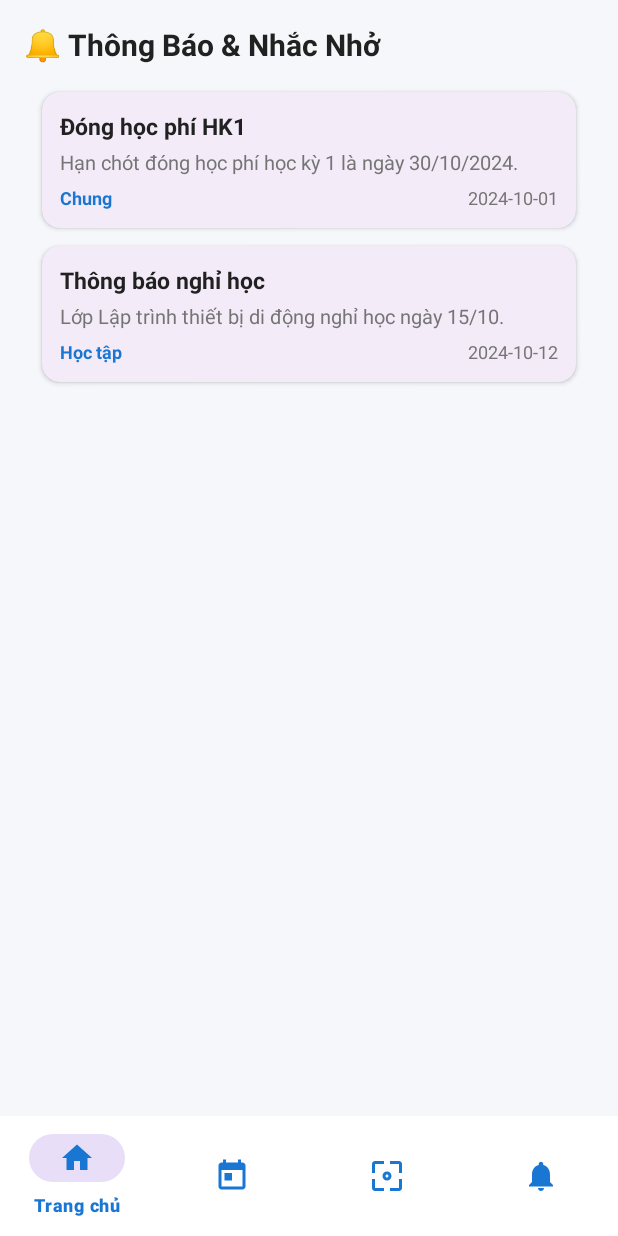
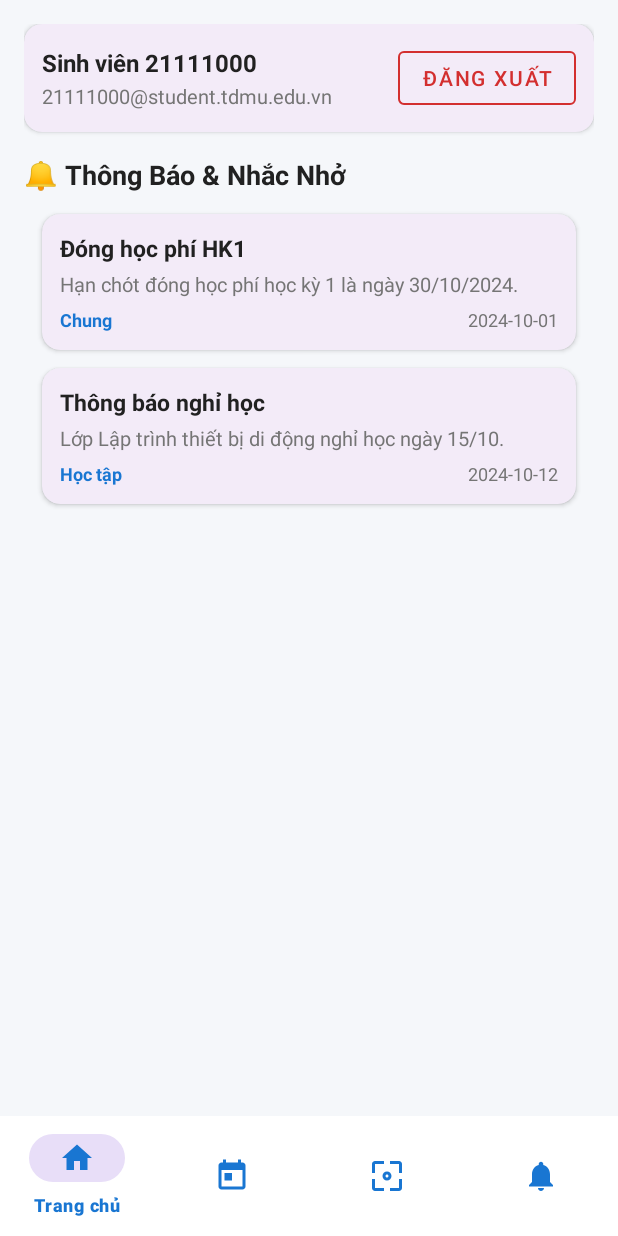
Before and after one commit to CodeingOver/Schedule_TDMU, an Android app: the fragment NotificationFragment placed in its activity, on a phone screen of 412 x 824 dp. Run offline under Robolectric (Android 15) with nearby library versions, the phone set to English and light mode, and no system bars.

Commit message:
Implement user login and session management
- Create LoginActivity as the new entry point with university email validation and a guest mode option.
- Add SharedPrefManager utility to manage user sessions, storing login state, email, and student name.
- Update HomeFragment to display a personalized greeting using the logged-in user's name.
- Enhance NotificationFragment with a profile card to display user information and a logout button.
- Modify AndroidManifest to set LoginActivity as the default launcher activity.
- Define necessary UI layouts and resource IDs for the login screen and profile components.

```diff
--- a/app/src/main/java/com/example/schedule_tdmu/fragment/HomeFragment.java
+++ b/app/src/main/java/com/example/schedule_tdmu/fragment/HomeFragment.java
@@ -18,16 +18,18 @@ import com.example.schedule_tdmu.adapter.LichHocAdapter;
 import com.example.schedule_tdmu.adapter.ThongBaoAdapter;
 import com.example.schedule_tdmu.model.LichHoc;
 import com.example.schedule_tdmu.model.ThongBao;
+import com.example.schedule_tdmu.utils.SharedPrefManager;
 
 import java.util.List;
 
 public class HomeFragment extends Fragment {
 
     private DatabaseHelper dbHelper;
+    private SharedPrefManager prefManager;
     private RecyclerView rvTodaySchedule, rvRecentNotifications;
     private LichHocAdapter lichHocAdapter;
     private ThongBaoAdapter thongBaoAdapter;
-    private TextView tvNextClassTitle, tvNextClassDetail;
+    private TextView tvGreeting, tvNextClassTitle, tvNextClassDetail;
 
     @Nullable
     @Override
@@ -36,10 +38,16 @@ public class HomeFragment extends Fragment {
 
         if (getContext() != null) {
             dbHelper = new DatabaseHelper(getContext());
+            prefManager = new SharedPrefManager(getContext());
         }
 
+        tvGreeting = view.findViewById(R.id.tv_greeting);
         tvNextClassTitle = view.findViewById(R.id.tv_next_class_title);
         tvNextClassDetail = view.findViewById(R.id.tv_next_class_detail);
+
+        if (prefManager != null) {
+            tvGreeting.setText("Xin chào, " + prefManager.getStudentName() + " 👋");
+        }
 
         rvTodaySchedule = view.findViewById(R.id.rv_today_schedule);
         rvRecentNotifications = view.findViewById(R.id.rv_recent_notifications);
--- a/app/src/main/java/com/example/schedule_tdmu/fragment/NotificationFragment.java
+++ b/app/src/main/java/com/example/schedule_tdmu/fragment/NotificationFragment.java
@@ -1,9 +1,13 @@
 package com.example.schedule_tdmu.fragment;
 
+import android.content.Intent;
 import android.os.Bundle;
 import android.view.LayoutInflater;
 import android.view.View;
 import android.view.ViewGroup;
+import android.widget.Button;
+import android.widget.TextView;
+import android.widget.Toast;
 
 import androidx.annotation.NonNull;
 import androidx.annotation.Nullable;
@@ -12,17 +16,22 @@ import androidx.recyclerview.widget.LinearLayoutManager;
 import androidx.recyclerview.widget.RecyclerView;
 
 import com.example.schedule_tdmu.DatabaseHelper;
+import com.example.schedule_tdmu.LoginActivity;
 import com.example.schedule_tdmu.R;
 import com.example.schedule_tdmu.adapter.ThongBaoAdapter;
 import com.example.schedule_tdmu.model.ThongBao;
+import com.example.schedule_tdmu.utils.SharedPrefManager;
 
 import java.util.List;
 
 public class NotificationFragment extends Fragment {
 
     private DatabaseHelper dbHelper;
+    private SharedPrefManager prefManager;
     private RecyclerView rvAllNotifications;
     private ThongBaoAdapter adapter;
+    private TextView tvProfileName, tvProfileEmail;
+    private Button btnLogout;
 
     @Nullable
     @Override
@@ -31,7 +40,28 @@ public class NotificationFragment extends Fragment {
 
         if (getContext() != null) {
             dbHelper = new DatabaseHelper(getContext());
+            prefManager = new SharedPrefManager(getContext());
         }
+
+        tvProfileName = view.findViewById(R.id.tv_profile_name);
+        tvProfileEmail = view.findViewById(R.id.tv_profile_email);
+        btnLogout = view.findViewById(R.id.btn_logout);
+
+        if (prefManager != null) {
+            tvProfileName.setText(prefManager.getStudentName());
+            tvProfileEmail.setText(prefManager.getStudentEmail());
+        }
+
+        btnLogout.setOnClickListener(v -> {
+            if (prefManager != null) {
+                prefManager.logout();
+            }
+            Toast.makeText(getContext(), "Đã đăng xuất tài khoản!", Toast.LENGTH_SHORT).show();
+            if (getActivity() != null) {
+                startActivity(new Intent(getActivity(), LoginActivity.class));
+                getActivity().finish();
+            }
+        });
 
         rvAllNotifications = view.findViewById(R.id.rv_all_notifications);
         rvAllNotifications.setLayoutManager(new LinearLayoutManager(getContext()));
--- /dev/null
+++ b/app/src/main/java/com/example/schedule_tdmu/utils/SharedPrefManager.java
@@ -0,0 +1,44 @@
+package com.example.schedule_tdmu.utils;
+
+import android.content.Context;
+import android.content.SharedPreferences;
+
+public class SharedPrefManager {
+
+    private static final String PREF_NAME = "TDMU_USER_SESSION";
+    private static final String KEY_IS_LOGGED_IN = "is_logged_in";
+    private static final String KEY_STUDENT_EMAIL = "student_email";
+    private static final String KEY_STUDENT_NAME = "student_name";
+
+    private SharedPreferences pref;
+    private SharedPreferences.Editor editor;
+
+    public SharedPrefManager(Context context) {
+        pref = context.getSharedPreferences(PREF_NAME, Context.MODE_PRIVATE);
+        editor = pref.edit();
+    }
+
+    public void saveUserSession(String email, String name) {
+        editor.putBoolean(KEY_IS_LOGGED_IN, true);
+        editor.putString(KEY_STUDENT_EMAIL, email);
+        editor.putString(KEY_STUDENT_NAME, name);
+        editor.apply();
+    }
+
+    public boolean isLoggedIn() {
+        return pref.getBoolean(KEY_IS_LOGGED_IN, false);
+    }
+
+    public String getStudentEmail() {
+        return pref.getString(KEY_STUDENT_EMAIL, "21111000@student.tdmu.edu.vn");
+    }
+
+    public String getStudentName() {
+        return pref.getString(KEY_STUDENT_NAME, "Sinh viên TDMU");
+    }
+
+    public void logout() {
+        editor.clear();
+        editor.apply();
+    }
+}
--- a/app/src/main/res/layout/fragment_notification.xml
+++ b/app/src/main/res/layout/fragment_notification.xml
@@ -1,24 +1,77 @@
 <?xml version="1.0" encoding="utf-8"?>
 <LinearLayout xmlns:android="http://schemas.android.com/apk/res/android"
+    xmlns:app="http://schemas.android.com/apk/res-auto"
     android:layout_width="match_parent"
     android:layout_height="match_parent"
     android:background="@color/background"
     android:orientation="vertical"
     android:padding="16dp">
 
+    <!-- Thẻ Thông tin Sinh viên & Đăng xuất -->
+    <com.google.android.material.card.MaterialCardView
+        android:layout_width="match_parent"
+        android:layout_height="wrap_content"
+        android:layout_marginBottom="16dp"
+        app:cardCornerRadius="12dp"
+        app:cardElevation="2dp"
+        app:strokeWidth="0dp">
+
+        <LinearLayout
+            android:layout_width="match_parent"
+            android:layout_height="wrap_content"
+            android:gravity="center_vertical"
+            android:orientation="horizontal"
+            android:padding="12dp">
+
+            <LinearLayout
+                android:layout_width="0dp"
+                android:layout_height="wrap_content"
+                android:layout_weight="1"
+                android:orientation="vertical">
+
+                <TextView
+                    android:id="@+id/tv_profile_name"
+                    android:layout_width="wrap_content"
+                    android:layout_height="wrap_content"
+                    android:text="Sinh viên 21111000"
+                    android:textColor="@color/text_primary"
+                    android:textSize="16sp"
+                    android:textStyle="bold" />
+
+                <TextView
+                    android:id="@+id/tv_profile_email"
+                    android:layout_width="wrap_content"
+                    android:layout_height="wrap_content"
+                    android:layout_marginTop="2dp"
+                    android:text="21111000@student.tdmu.edu.vn"
+                    android:textColor="@color/text_secondary"
+                    android:textSize="13sp" />
+            </LinearLayout>
+
+            <com.google.android.material.button.MaterialButton
+                android:id="@+id/btn_logout"
+                style="@style/Widget.MaterialComponents.Button.OutlinedButton"
+                android:layout_width="wrap_content"
+                android:layout_height="wrap_content"
+                android:text="Đăng xuất"
+                android:textColor="@color/unread_badge"
+                app:strokeColor="@color/unread_badge" />
+        </LinearLayout>
+    </com.google.android.material.card.MaterialCardView>
+
     <TextView
         android:layout_width="wrap_content"
         android:layout_height="wrap_content"
         android:text="🔔 Thông Báo &amp; Nhắc Nhở"
         android:textColor="@color/text_primary"
-        android:textSize="20sp"
+        android:textSize="18sp"
         android:textStyle="bold" />
 
     <androidx.recyclerview.widget.RecyclerView
         android:id="@+id/rv_all_notifications"
         android:layout_width="match_parent"
         android:layout_height="match_parent"
-        android:layout_marginTop="12dp"
+        android:layout_marginTop="8dp"
         android:clipToPadding="false" />
 
 </LinearLayout>
--- a/app/src/main/res/values/ids.xml
+++ b/app/src/main/res/values/ids.xml
@@ -8,6 +8,17 @@
     <item name="nav_schedule" type="id" />
     <item name="nav_scan" type="id" />
     <item name="nav_notifications" type="id" />
+
+    <!-- Login Activity IDs -->
+    <item name="et_login_email" type="id" />
+    <item name="et_login_password" type="id" />
+    <item name="btn_login" type="id" />
+    <item name="btn_skip_login" type="id" />
+
+    <!-- Profile & Logout IDs -->
+    <item name="tv_profile_name" type="id" />
+    <item name="tv_profile_email" type="id" />
+    <item name="btn_logout" type="id" />
 
     <!-- Home Fragment IDs -->
     <item name="tv_greeting" type="id" />
```
Also changed, not shown: app/src/main/AndroidManifest.xml (+9 -1 lines), app/src/main/java/com/example/schedule_tdmu/LoginActivity.java (added, +74 -0 lines), app/src/main/res/layout/activity_login.xml (added, +116 -0 lines).
